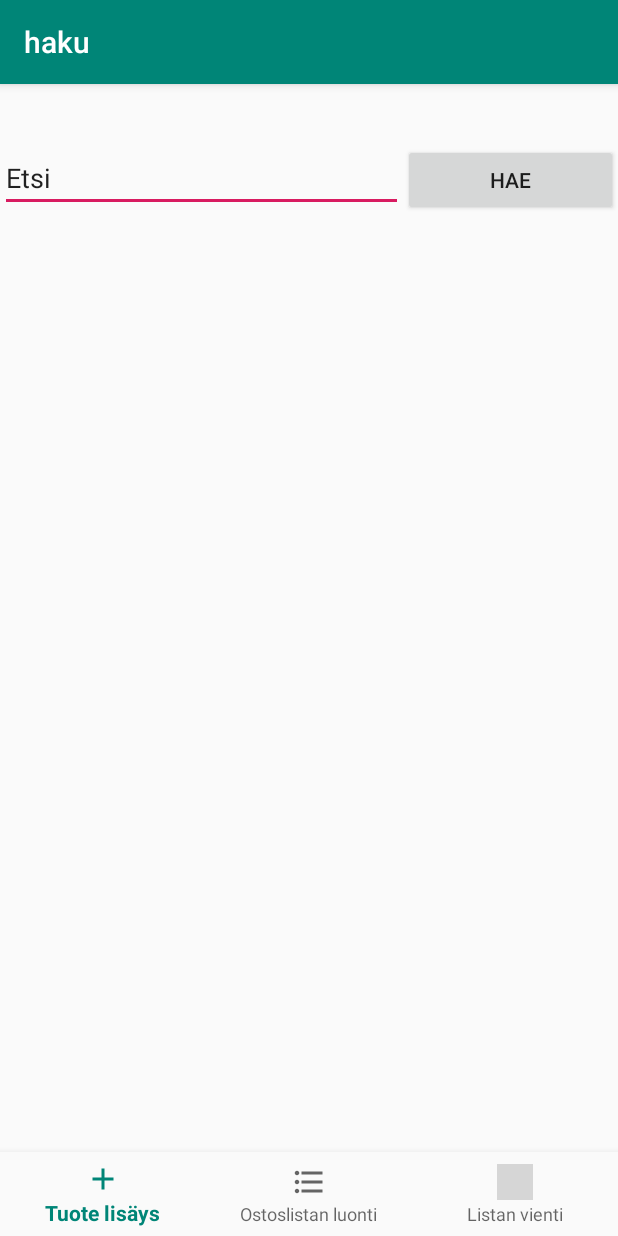
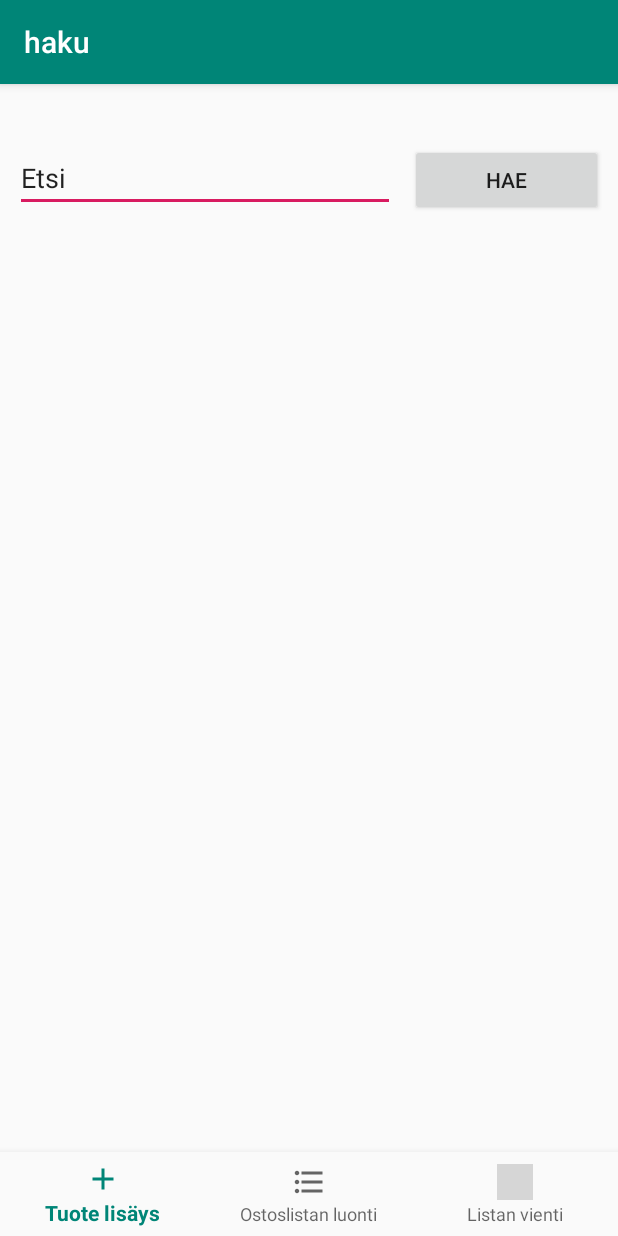
Before and after one commit to Jesse-Stenroth/ostoslista, an Android app: the haku screen opened directly, with no data from a screen before it, on a phone screen of 412 x 824 dp. Run offline under Robolectric (Android 15) with nearby library versions, the phone set to English and light mode, and no system bars; grey boxes are pictures that could not be loaded.

```diff
--- a/app/src/main/res/layout/activity_haku.xml
+++ b/app/src/main/res/layout/activity_haku.xml
@@ -24,6 +24,8 @@
                 android:layout_height="wrap_content"
                 android:layout_weight="1"
                 android:ems="10"
+                android:layout_marginRight="10dp"
+                android:layout_marginLeft="10dp"
                 android:inputType="textPersonName"
                 android:text="@string/etsinta" />
 
@@ -33,6 +35,7 @@
                 android:layout_width="wrap_content"
                 android:layout_height="wrap_content"
                 android:layout_weight="1"
+                android:layout_marginRight="10dp"
                 android:text="@string/hae" />
 
         </LinearLayout>
```
